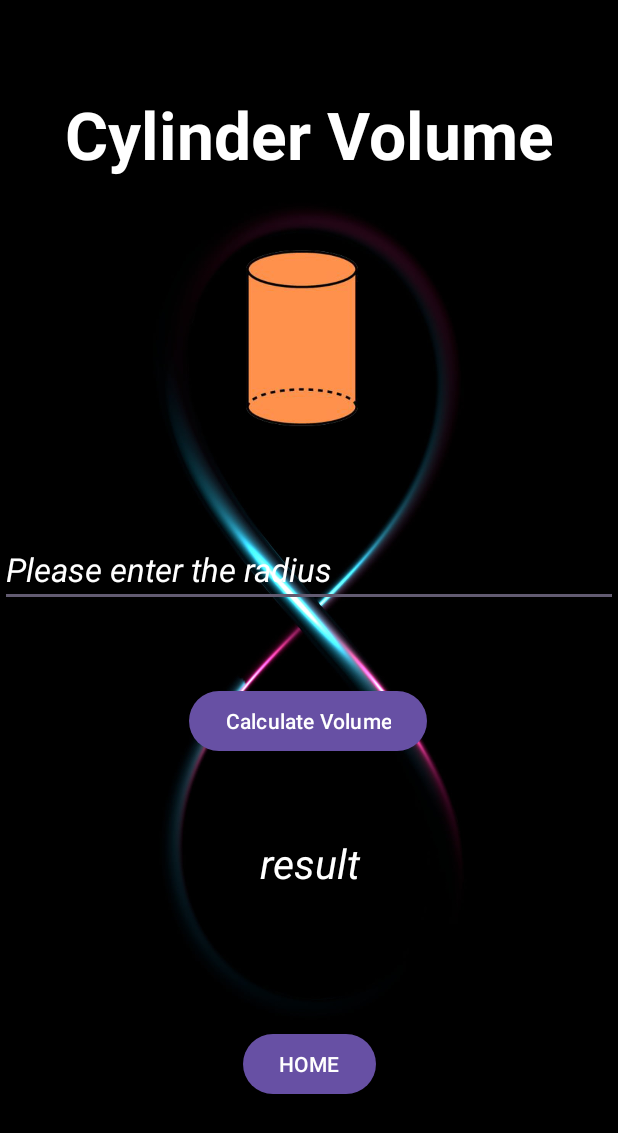
After one commit to Chris-pgl/AreaCalculatorApp, an Android app: the Cylinder_Activity screen opened directly, with no data from a screen before it, on a phone screen of 412 x 824 dp. The commit adds this screen. Shown: the top 1133 px of the screen. Run offline under Robolectric (Android 15) with nearby library versions, the phone set to English and light mode, and no system bars.

Commit message:
add all activity and xml

```diff
--- /dev/null
+++ b/app/src/main/java/com/example/volumeareaapp/Cylinder_Activity.kt
@@ -0,0 +1,103 @@
+package com.example.volumeareaapp
+
+import android.content.Intent
+import android.os.Bundle
+import android.widget.Button
+import android.widget.EditText
+import android.widget.ImageView
+import android.widget.TextView
+import androidx.activity.enableEdgeToEdge
+import androidx.appcompat.app.AppCompatActivity
+import androidx.core.view.ViewCompat
+import androidx.core.view.WindowInsetsCompat
+
+
+class Cylinder_Activity : AppCompatActivity() {
+
+    lateinit var editText_cylinder: EditText
+    lateinit var editText_height: EditText
+    lateinit var title_cylinder: TextView
+    lateinit var result: TextView
+    lateinit var imgCylinder: ImageView
+    lateinit var btn_cylinder: Button
+    lateinit var btn_calc_cylinder: Button
+
+    override fun onCreate(savedInstanceState: Bundle?) {
+        super.onCreate(savedInstanceState)
+
+        enableEdgeToEdge()
+        setContentView(R.layout.activity_cylinder)
+
+        ViewCompat.setOnApplyWindowInsetsListener(
+            findViewById(R.id.main)
+        ) { v, insets ->
+
+            val systemBars = insets.getInsets(
+                WindowInsetsCompat.Type.systemBars()
+            )
+
+            v.setPadding(
+                systemBars.left,
+                systemBars.top,
+                systemBars.right,
+                systemBars.bottom
+            )
+
+            insets
+        }
+
+        imgCylinder = findViewById(R.id.cylinder_img_activity)
+        imgCylinder.setImageResource(R.drawable.cylinder)
+
+        editText_cylinder = findViewById(R.id.editText_cylinder)
+        editText_height = findViewById(R.id.editText_cylinder)
+
+        title_cylinder = findViewById(R.id.title_cylinder)
+        result = findViewById(R.id.result_cylinder)
+
+        btn_cylinder = findViewById(R.id.btn_cylinder_home)
+        btn_calc_cylinder = findViewById(R.id.btn_calculate_cylinder)
+
+        // Return to MainActivity
+        btn_cylinder.setOnClickListener {
+
+            val i = Intent(this, MainActivity::class.java)
+            startActivity(i)
+
+        }
+
+        // Calculate Cylinder Volume
+        btn_calc_cylinder.setOnClickListener {
+
+            val radius = editText_cylinder.text.toString()
+            val height = editText_height.text.toString()
+
+            if (radius.isEmpty() || height.isEmpty()) {
+
+                result.text = "Please enter all values"
+
+            } else {
+
+                val r = radius.toDoubleOrNull()
+                val h = height.toDoubleOrNull()
+
+                if (r == null || h == null || r <= 0 || h <= 0) {
+
+                    result.text = "Please enter valid values"
+
+                } else {
+
+                    // V = PI * r^2 * h
+
+                    val volume = Math.PI * Math.pow(r, 2.0) * h
+
+                    result.text = String.format(
+                        java.util.Locale.US,
+                        "V = %.2f m³",
+                        volume
+                    )
+                }
+            }
+        }
+    }
+}
--- /dev/null
+++ b/app/src/main/res/layout/activity_cylinder.xml
@@ -0,0 +1,89 @@
+<?xml version="1.0" encoding="utf-8"?>
+<androidx.constraintlayout.widget.ConstraintLayout xmlns:android="http://schemas.android.com/apk/res/android"
+    xmlns:app="http://schemas.android.com/apk/res-auto"
+    xmlns:tools="http://schemas.android.com/tools"
+    android:id="@+id/main"
+    android:layout_width="match_parent"
+    android:layout_height="match_parent"
+    android:background="@drawable/back2"
+    tools:context=".Cylinder_Activity">
+
+    <TextView
+        android:id="@+id/title_cylinder"
+        android:layout_width="match_parent"
+        android:layout_height="wrap_content"
+        android:layout_marginTop="60dp"
+        android:gravity="center"
+        android:text="Cylinder Volume"
+        android:textColor="@color/white"
+        android:textSize="44sp"
+        android:textStyle="bold"
+        app:layout_constraintEnd_toEndOf="parent"
+        app:layout_constraintHorizontal_bias="0.0"
+        app:layout_constraintStart_toStartOf="parent"
+        app:layout_constraintTop_toTopOf="parent" />
+
+    <ImageView
+        android:id="@+id/cylinder_img_activity"
+        android:layout_width="120dp"
+        android:layout_height="120dp"
+        android:layout_marginTop="48dp"
+        app:layout_constraintEnd_toEndOf="parent"
+        app:layout_constraintHorizontal_bias="0.498"
+        app:layout_constraintStart_toStartOf="parent"
+        app:layout_constraintTop_toBottomOf="@+id/title_cylinder" />
+
+
+
+    <EditText
+        android:id="@+id/editText_cylinder"
+        android:layout_width="match_parent"
+        android:layout_height="wrap_content"
+        android:layout_marginTop="68dp"
+        android:hint="Please enter the radius"
+        android:textColorHint="@color/white"
+        android:textColor="@color/white"
+        android:textSize="22sp"
+        android:textStyle="italic"
+        app:layout_constraintEnd_toEndOf="parent"
+        app:layout_constraintStart_toStartOf="parent"
+        app:layout_constraintTop_toBottomOf="@+id/cylinder_img_activity" />
+
+
+    <TextView
+        android:id="@+id/result_cylinder"
+        android:layout_width="match_parent"
+        android:layout_height="wrap_content"
+        android:layout_marginTop="52dp"
+        android:gravity="center"
+        android:text="result"
+        android:textColor="@color/white"
+        android:textSize="27sp"
+        android:textStyle="italic"
+        app:layout_constraintEnd_toEndOf="parent"
+        app:layout_constraintHorizontal_bias="0.0"
+        app:layout_constraintStart_toStartOf="parent"
+        app:layout_constraintTop_toBottomOf="@+id/btn_calculate_cylinder" />
+
+    <Button
+        android:id="@+id/btn_calculate_cylinder"
+        android:layout_width="wrap_content"
+        android:layout_height="wrap_content"
+        android:layout_marginTop="52dp"
+        android:text="Calculate Volume"
+        app:layout_constraintEnd_toEndOf="parent"
+        app:layout_constraintHorizontal_bias="0.498"
+        app:layout_constraintStart_toStartOf="parent"
+        app:layout_constraintTop_toBottomOf="@+id/editText_cylinder" />
+
+    <Button
+        android:id="@+id/btn_cylinder_home"
+        android:layout_width="wrap_content"
+        android:layout_height="wrap_content"
+        android:text="HOME"
+        app:layout_constraintBottom_toBottomOf="parent"
+        app:layout_constraintEnd_toEndOf="parent"
+        app:layout_constraintStart_toStartOf="parent"
+        app:layout_constraintTop_toBottomOf="@+id/result_cylinder" />
+
+</androidx.constraintlayout.widget.ConstraintLayout>
```
Also changed, not shown: app/src/main/AndroidManifest.xml (+16 -0 lines), app/src/main/java/com/example/volumeareaapp/Cube_Activity.kt (added, +98 -0 lines), app/src/main/java/com/example/volumeareaapp/MainActivity.kt (+23 -0 lines), app/src/main/java/com/example/volumeareaapp/Prism_Activity.kt (added, +79 -0 lines), app/src/main/java/com/example/volumeareaapp/SphereActivity.kt (added, +70 -0 lines), app/src/main/res/layout/activity_cube.xml (added, +86 -0 lines), app/src/main/res/layout/activity_prism.xml (added, +87 -0 lines), app/src/main/res/layout/activity_sphere.xml (added, +90 -0 lines).
